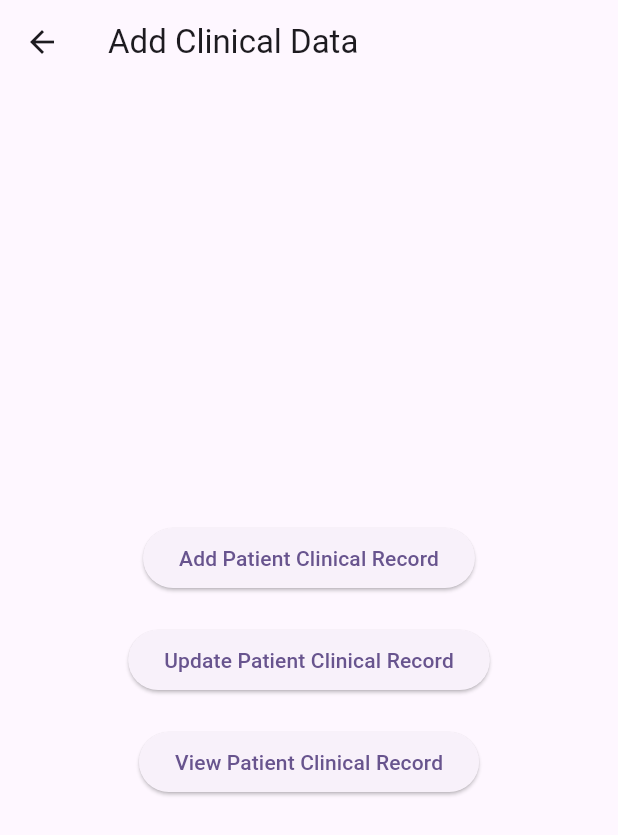
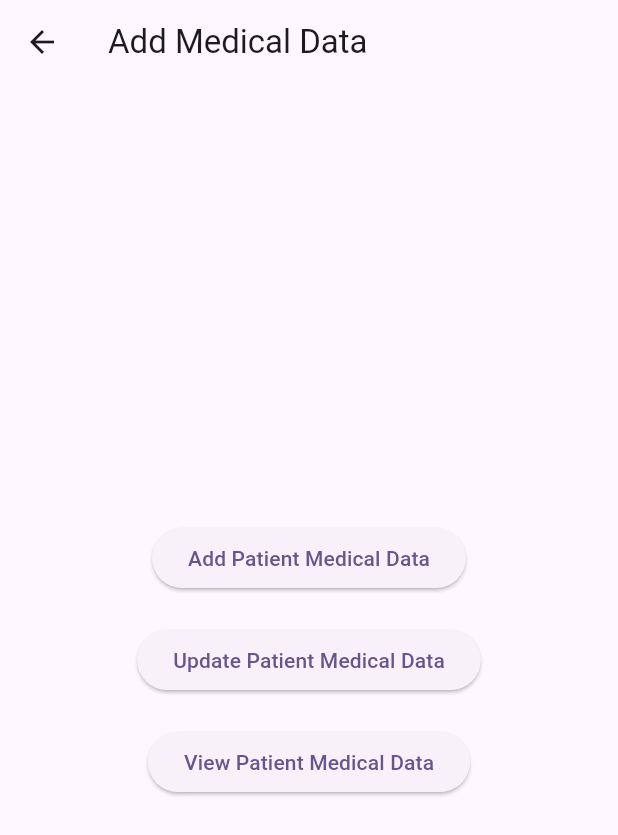
Before and after one commit to techwithAasish/HealthCareMilestone2, a Flutter app: the ClinicalDataScreen screen opened directly, on a phone screen of 412 x 824 dp. Shown: the top 835 px of the screen. Run offline on Flutter 3.47's test engine with Material 3 defaults, Android fonts, the phone set to English and light mode, and no system bars.

Commit message:
Modification in UI and data elements

```diff
--- a/lib/screens/homeScreen.dart
+++ b/lib/screens/homeScreen.dart
@@ -52,7 +52,7 @@ class HomeScreen extends StatelessWidget {
                   ),
                 );
               },
-              child: const Text('Patient Clinical Info'),
+              child: const Text('Patient Medical Info'),
             ),
           ],
         ),
@@ -68,7 +68,7 @@ class PatientRecordScreen extends StatelessWidget {
   Widget build(BuildContext context) {
     return Scaffold(
       appBar: AppBar(
-        title: const Text('Add Patient Record'),
+        title: const Text('Add Patient Info'),
       ),
       body: Center(
         child: Column(
@@ -82,7 +82,7 @@ class PatientRecordScreen extends StatelessWidget {
                       builder: (context) => const AddPatientRecord()),
                 );
               },
-              child: const Text('Add Patient Record'),
+              child: const Text('Add Patient Info'),
             ),
             const SizedBox(height: 20),
             ElevatedButton(
@@ -94,7 +94,7 @@ class PatientRecordScreen extends StatelessWidget {
                 );
                 // Add functionality to update patient record
               },
-              child: const Text('Update Patient Record'),
+              child: const Text('Update Patient Info'),
             ),
             const SizedBox(height: 20),
             ElevatedButton(
@@ -105,7 +105,7 @@ class PatientRecordScreen extends StatelessWidget {
                       builder: (context) => PatientInfoTableScreen()),
                 );
               },
-              child: const Text('View Patient Record'),
+              child: const Text('View Patient Info'),
             ),
           ],
         ),
@@ -121,7 +121,7 @@ class ClinicalDataScreen extends StatelessWidget {
   Widget build(BuildContext context) {
     return Scaffold(
       appBar: AppBar(
-        title: const Text('Add Clinical Data'),
+        title: const Text('Add Medical Data'),
       ),
       body: Center(
         child: Column(
@@ -135,7 +135,7 @@ class ClinicalDataScreen extends StatelessWidget {
                       builder: (context) => const AddClinicalRecord()),
                 );
               },
-              child: const Text('Add Patient Clinical Record'),
+              child: const Text('Add Patient Medical Data'),
             ),
             const SizedBox(height: 20),
             ElevatedButton(
@@ -146,7 +146,7 @@ class ClinicalDataScreen extends StatelessWidget {
                       builder: (context) => const UpdateClinicalRecord()),
                 );
               },
-              child: const Text('Update Patient Clinical Record'),
+              child: const Text('Update Patient Medical Data'),
             ),
             const SizedBox(height: 20),
             ElevatedButton(
@@ -156,7 +156,7 @@ class ClinicalDataScreen extends StatelessWidget {
                   MaterialPageRoute(builder: (context) => ViewClinicalRecord()),
                 );
               },
-              child: const Text('View Patient Clinical Record'),
+              child: const Text('View Patient Medical Data'),
             ),
           ],
         ),
```
